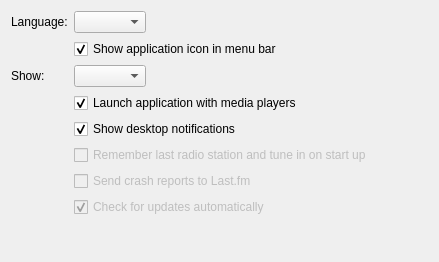
The window that app/client/Settings/GeneralSettingsWidget.ui (mutecypher/lastfm-desktop) describes before a commit, drawn with Qt 5.
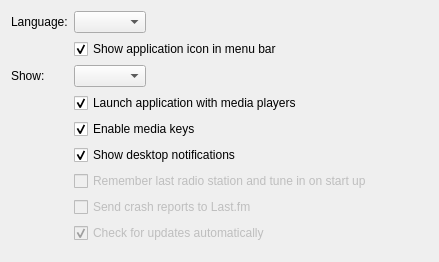
The same window after the commit.

Commit message: Media keys changes - media keys now only respond if we were the last thing we know of to play music - there is now a setting to turn media keys off completely - media keys never respond if you can't play radio in the app

Diff of the .ui file:
```diff
--- a/app/client/Settings/GeneralSettingsWidget.ui
+++ b/app/client/Settings/GeneralSettingsWidget.ui
@@ -64,7 +64,7 @@
      </property>
     </widget>
    </item>
-   <item row="6" column="1">
+   <item row="7" column="1">
     <widget class="QCheckBox" name="notifications">
      <property name="enabled">
       <bool>true</bool>
@@ -77,7 +77,7 @@
      </property>
     </widget>
    </item>
-   <item row="7" column="1">
+   <item row="8" column="1">
     <widget class="QCheckBox" name="lastRadio">
      <property name="enabled">
       <bool>false</bool>
@@ -87,7 +87,7 @@
      </property>
     </widget>
    </item>
-   <item row="8" column="1">
+   <item row="9" column="1">
     <widget class="QCheckBox" name="sendCrashReports">
      <property name="enabled">
       <bool>false</bool>
@@ -97,7 +97,7 @@
      </property>
     </widget>
    </item>
-   <item row="9" column="1">
+   <item row="10" column="1">
     <widget class="QCheckBox" name="updates">
      <property name="enabled">
       <bool>false</bool>
@@ -110,7 +110,7 @@
      </property>
     </widget>
    </item>
-   <item row="12" column="0">
+   <item row="13" column="0">
     <spacer name="verticalSpacer">
      <property name="orientation">
       <enum>Qt::Vertical</enum>
@@ -123,6 +123,16 @@
      </property>
     </spacer>
    </item>
+   <item row="6" column="1">
+    <widget class="QCheckBox" name="mediaKeys">
+     <property name="text">
+      <string>Enable media keys</string>
+     </property>
+     <property name="checked">
+      <bool>true</bool>
+     </property>
+    </widget>
+   </item>
   </layout>
  </widget>
  <resources/>
```
The commit also changes 9 other files.
